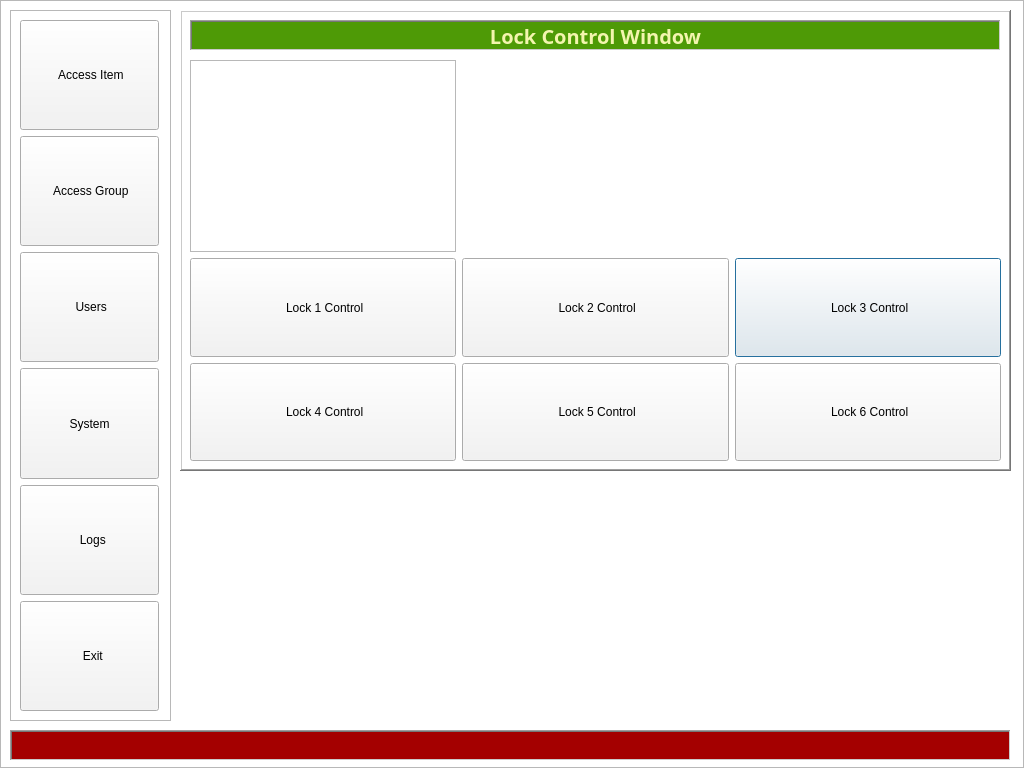
The window that lock_screen.ui (swodaemkram/aces) describes before a commit, drawn with Qt 5.
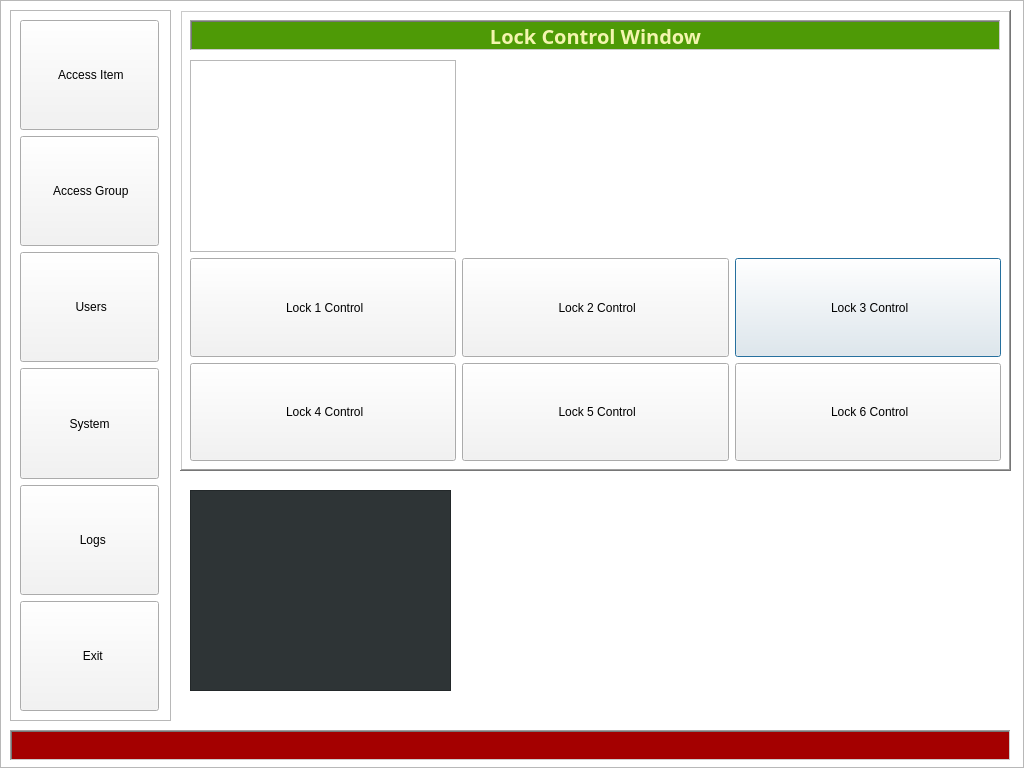
The same window after the commit. Icons and pictures are not drawn.

```diff
--- a/lock_screen.ui
+++ b/lock_screen.ui
@@ -1462,6 +1462,161 @@
     <set>Qt::AlignCenter</set>
    </property>
   </widget>
+  <widget class="QPlainTextEdit" name="plainTextEdit">
+   <property name="geometry">
+    <rect>
+     <x>190</x>
+     <y>490</y>
+     <width>261</width>
+     <height>201</height>
+    </rect>
+   </property>
+   <property name="palette">
+    <palette>
+     <active>
+      <colorrole role="WindowText">
+       <brush brushstyle="SolidPattern">
+        <color alpha="255">
+         <red>255</red>
+         <green>255</green>
+         <blue>255</blue>
+        </color>
+       </brush>
+      </colorrole>
+      <colorrole role="Text">
+       <brush brushstyle="SolidPattern">
+        <color alpha="255">
+         <red>255</red>
+         <green>255</green>
+         <blue>255</blue>
+        </color>
+       </brush>
+      </colorrole>
+      <colorrole role="ButtonText">
+       <brush brushstyle="SolidPattern">
+        <color alpha="255">
+         <red>255</red>
+         <green>255</green>
+         <blue>255</blue>
+        </color>
+       </brush>
+      </colorrole>
+      <colorrole role="Base">
+       <brush brushstyle="SolidPattern">
+        <color alpha="255">
+         <red>46</red>
+         <green>52</green>
+         <blue>54</blue>
+        </color>
+       </brush>
+      </colorrole>
+      <colorrole role="Window">
+       <brush brushstyle="SolidPattern">
+        <color alpha="255">
+         <red>46</red>
+         <green>52</green>
+         <blue>54</blue>
+        </color>
+       </brush>
+      </colorrole>
+     </active>
+     <inactive>
+      <colorrole role="WindowText">
+       <brush brushstyle="SolidPattern">
+        <color alpha="255">
+         <red>255</red>
+         <green>255</green>
+         <blue>255</blue>
+        </color>
+       </brush>
+      </colorrole>
+      <colorrole role="Text">
+       <brush brushstyle="SolidPattern">
+        <color alpha="255">
+         <red>255</red>
+         <green>255</green>
+         <blue>255</blue>
+        </color>
+       </brush>
+      </colorrole>
+      <colorrole role="ButtonText">
+       <brush brushstyle="SolidPattern">
+        <color alpha="255">
+         <red>255</red>
+         <green>255</green>
+         <blue>255</blue>
+        </color>
+       </brush>
+      </colorrole>
+      <colorrole role="Base">
+       <brush brushstyle="SolidPattern">
+        <color alpha="255">
+         <red>46</red>
+         <green>52</green>
+         <blue>54</blue>
+        </color>
+       </brush>
+      </colorrole>
+      <colorrole role="Window">
+       <brush brushstyle="SolidPattern">
+        <color alpha="255">
+         <red>46</red>
+         <green>52</green>
+         <blue>54</blue>
+        </color>
+       </brush>
+      </colorrole>
+     </inactive>
+     <disabled>
+      <colorrole role="WindowText">
+       <brush brushstyle="SolidPattern">
+        <color alpha="255">
+         <red>190</red>
+         <green>190</green>
+         <blue>190</blue>
+        </color>
+       </brush>
+      </colorrole>
+      <colorrole role="Text">
+       <brush brushstyle="SolidPattern">
+        <color alpha="255">
+         <red>190</red>
+         <green>190</green>
+         <blue>190</blue>
+        </color>
+       </brush>
+      </colorrole>
+      <colorrole role="ButtonText">
+       <brush brushstyle="SolidPattern">
+        <color alpha="255">
+         <red>190</red>
+         <green>190</green>
+         <blue>190</blue>
+        </color>
+       </brush>
+      </colorrole>
+      <colorrole role="Base">
+       <brush brushstyle="SolidPattern">
+        <color alpha="255">
+         <red>46</red>
+         <green>52</green>
+         <blue>54</blue>
+        </color>
+       </brush>
+      </colorrole>
+      <colorrole role="Window">
+       <brush brushstyle="SolidPattern">
+        <color alpha="255">
+         <red>46</red>
+         <green>52</green>
+         <blue>54</blue>
+        </color>
+       </brush>
+      </colorrole>
+     </disabled>
+    </palette>
+   </property>
+  </widget>
  </widget>
  <resources/>
  <connections/>
```
